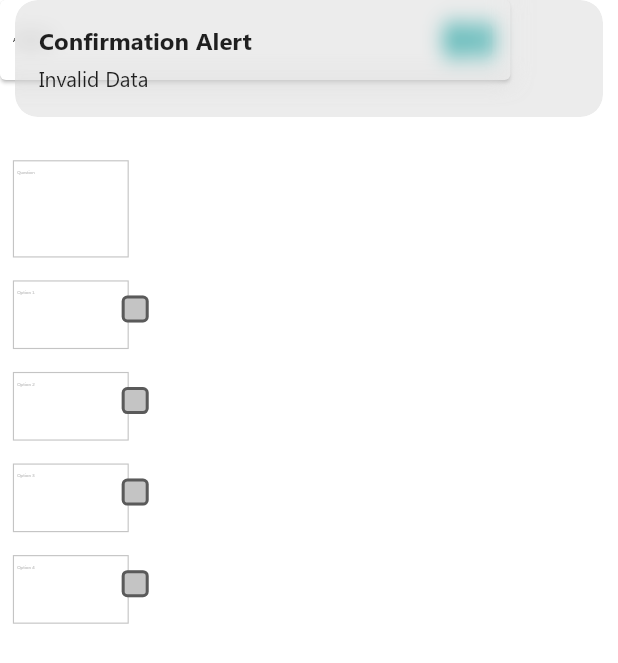
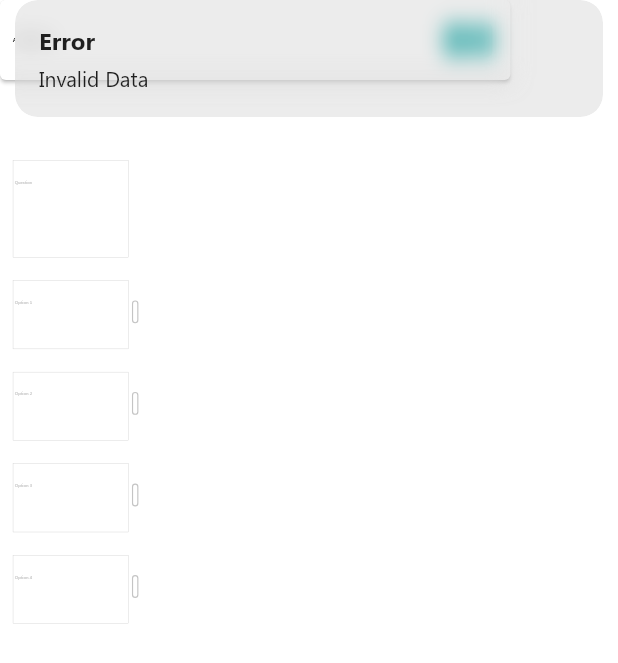
Before and after one commit to Usama0444/triviaadminpanal, a Flutter app: the AddQuestions screen opened directly, after a tap on "Save", on a phone screen of 412 x 824 dp. Shown: the top 663 px of the screen. Run offline on Flutter 3.47's test engine with Material 2 defaults, Android fonts, the phone set to English and light mode, and no system bars; our stand-ins replace cloud_firestore, firebase_auth, firebase_core, flutter_screenutil, get, shared_preferences; missing offline and left inert: cloud_firestore_web, dart:html, firebase_auth_web, firebase_core_web, image_picker_for_web, shared_preferences_web; accounts and stored records are empty.

Commit message:
error resolved

```diff
--- a/lib/TeacherPanel/Controller/CategoryController.dart
+++ b/lib/TeacherPanel/Controller/CategoryController.dart
@@ -28,6 +28,7 @@ class CategoryController extends GetxController {
         dashController.categoryColor.add(whiteColor);
         dashController.categoryTextColor.add(secondColor);
         dashController.menuBottomBorderColor.add(drawerColor);
+
         dashController.update();
         catID.add(categoryModelList[i].cid);
       }
@@ -48,6 +49,7 @@ class CategoryController extends GetxController {
         name.add(subcategoryModelList[i].name);
       }
       dashController.subCategoryList.add(name);
+      dashController.fillcat = 1;
       dashController.update();
     }
   }
--- a/lib/TeacherPanel/Controller/DashBoradController.dart
+++ b/lib/TeacherPanel/Controller/DashBoradController.dart
@@ -6,6 +6,7 @@ import '../Views/components/style.dart';
 
 class DashboardController extends GetxController {
   int catIndex = 0;
+  int fillcat = 0;
   List<bool> openSubcate = [];
   var question = TextEditingController();
   var option1 = TextEditingController();
@@ -19,7 +20,7 @@ class DashboardController extends GetxController {
   List<Color> categoryTextColor = [];
   List<List<Color>> subcategoryColor = [];
   List<List<Color>> subcategoryTextColor = [];
-  List<String> categoryList = [];
+  List<String> categoryList = ['Select Category'];
   List<List<String>> subCategoryList = [];
   List<Color> menuBottomBorderColor = [];
 }
--- a/lib/TeacherPanel/Controller/LoginController.dart
+++ b/lib/TeacherPanel/Controller/LoginController.dart
@@ -15,6 +15,7 @@ class LogInController extends GetxController {
   logOut() async {
     FirebaseAuth.instance.signOut();
     pref?.setBool('logedin', false);
+    pref?.setString('email', '');
     Get.offAll(TeacherLogin());
   }
 }
--- a/lib/TeacherPanel/Services/QuestionServices.dart
+++ b/lib/TeacherPanel/Services/QuestionServices.dart
@@ -1,6 +1,7 @@
 import 'package:cloud_firestore/cloud_firestore.dart';
 import 'package:get/get.dart';
 import 'package:triviaadminpanal/TeacherPanel/Controller/QuestionsController.dart';
+import 'package:triviaadminpanal/main.dart';
 
 import '../Models/QuestionModel.dart';
 
@@ -8,8 +9,8 @@ var teacherQuestionCollectionRef = FirebaseFirestore.instance.collection('questi
 var copyteacherQuestionCollectionRef = FirebaseFirestore.instance.collection('copyquestions');
 
 var controller = Get.put(QuestionController());
-
-Future<List<QuestionModel>> getTeacherQuestionsList(cat, subcat, email) async {
+var email = pref?.getString('email');
+Future<List<QuestionModel>> getTeacherQuestionsList(cat, subcat) async {
   var questionList =
       await teacherQuestionCollectionRef.where('email', isEqualTo: email).where('category', isEqualTo: cat).where('subcategory', isEqualTo: subcat).where('isapproved', isEqualTo: 'false').get();
   var questionsList = await questionList.docs.map((e) => QuestionModel.fromJson(e.data())).toList();
@@ -26,7 +27,7 @@ deleteQuestion(qid) async {
   }
 }
 
-editTeacherQuestions(String question, option1, option2, option3, option4, answer, categpry, subcategory, qid, email) async {
+editTeacherQuestions(String question, option1, option2, option3, option4, answer, categpry, subcategory, qid) async {
   try {
     List<String> choice = [option1, option2, option3, option4];
     if (question == '' || option1 == '' || option2 == '' || option3 == '' || option4 == '') {
@@ -61,7 +62,7 @@ editTeacherQuestions(String question, option1, option2, option3, option4, answer
   }
 }
 
-addQuestions(String question, option1, option2, option3, option4, answer, category, subCategory, teacheremail) async {
+addQuestions(String question, option1, option2, option3, option4, answer, category, subCategory) async {
   try {
     List<String> choice = [option1, option2, option3, option4];
     var id = teacherQuestionCollectionRef.doc().id;
@@ -77,7 +78,7 @@ addQuestions(String question, option1, option2, option3, option4, answer, catego
         'answer': answer,
         'qid': id,
         'subcategory': subCategory,
-        'email': teacheremail,
+        'email': email,
         'isapproved': 'false',
       });
       copyteacherQuestionCollectionRef.doc(id).set({
@@ -87,7 +88,7 @@ addQuestions(String question, option1, option2, option3, option4, answer, catego
         'answer': answer,
         'qid': id,
         'subcategory': subCategory,
-        'email': teacheremail,
+        'email': email,
         'isapproved': 'false',
       });
       Get.snackbar('Confirmation Alert', 'Question Added successfully');
--- a/lib/TeacherPanel/Views/AddQuestions.dart
+++ b/lib/TeacherPanel/Views/AddQuestions.dart
@@ -7,6 +7,7 @@ import 'package:flutter_screenutil/flutter_screenutil.dart';
 import 'package:get/get.dart';
 import 'package:triviaadminpanal/TeacherPanel/Controller/QuestionsController.dart';
 
+import '../../main.dart';
 import '../Controller/DashBoradController.dart';
 import 'CustomWidgets/MyText.dart';
 import 'CustomWidgets/colorContainer.dart';
@@ -23,11 +24,40 @@ class AddQuestions extends StatefulWidget {
 class _AddQuestionsState extends State<AddQuestions> {
   var dashboard = Get.put(DashboardController());
   var questionController = Get.put(QuestionController());
-  var checbox = [false, false, false, false];
+  var containerBorder = [hideColor, hideColor, hideColor, hideColor];
+  var containercolor = [whiteColor, whiteColor, whiteColor, whiteColor];
 
+  var txtList = [
+    'Option 1',
+    'Option 2',
+    'Option 3',
+    'Option 4',
+  ];
   updateQuestion() async {
     setState(() {
-      checbox[questionController.answer - 1] = true;
+      for (int i = 0; i < 4; i++) {
+        containerBorder[i] = containerWrongBorder;
+        containercolor[i] = whiteColor;
+      }
+      containercolor[questionController.answer - 1] = containerCorrectBorder;
+      containerBorder[questionController.answer - 1] = containerCorrectBorder;
+    });
+  }
+
+  erased() {
+    questionController.question.text = '';
+    questionController.option1.text = '';
+    questionController.option2.text = '';
+    questionController.option3.text = '';
+    questionController.option4.text = '';
+    questionController.qid = '';
+    questionController.answer = 0;
+    questionController.update();
+    setState(() {
+      for (int i = 0; i < 4; i++) {
+        containerBorder[i] = hideColor;
+        containercolor[i] = whiteColor;
+      }
     });
   }
 
@@ -37,11 +67,20 @@ class _AddQuestionsState extends State<AddQuestions> {
     super.initState();
     if (questionController.isEdit) {
       updateQuestion();
+    } else {
+      erased();
     }
   }
 
   @override
   Widget build(BuildContext context) {
+    var textConList = [
+      questionController.option1,
+      questionController.option2,
+      questionController.option3,
+      questionController.option4,
+    ];
+
     return Scaffold(
       backgroundColor: Colors.transparent,
       body: Column(crossAxisAlignment: CrossAxisAlignment.start, children: [
@@ -55,11 +94,11 @@ class _AddQuestionsState extends State<AddQuestions> {
               child: Row(
                 mainAxisAlignment: MainAxisAlignment.spaceBetween,
                 children: [
-                  Container(
-                    width: 113.w,
+                  SizedBox(
+                    width: 115.w,
                     height: 24.h,
-                    margin: EdgeInsets.zero,
                     child: FittedBox(
+                      fit: BoxFit.fitWidth,
                       child: MyText(
                         txt: 'Add Question',
                         color: Colors.black,
@@ -82,13 +121,16 @@ class _AddQuestionsState extends State<AddQuestions> {
                           },
                           child: colorContainer(
                             basicColor,
-                            Center(
-                              child: MyText(
+                            Row(
+                              mainAxisAlignment: MainAxisAlignment.center,
+                              children: [
+                                MyText(
                                   txt: 'Cancel',
                                   color: whiteColor,
-                                fontweight: FontWeight.w600,
+                                  fontweight: FontWeight.w500,
                                   size: 15.sp,
                                 ),
+                              ],
                             ),
                             70.w,
                             30.h,
@@ -97,37 +139,67 @@ class _AddQuestionsState extends State<AddQuestions> {
                         ),
                         InkWell(
                           onTap: () async {
-                            var teacherEmail = FirebaseAuth.instance.currentUser?.email;
+                            if (questionController.question.text.trim() == '' ||
+                                questionController.option1.text.trim() == '' ||
+                                questionController.option2.text.trim() == '' ||
+                                questionController.option3.text.trim() == '' ||
+                                questionController.option4.text.trim() == '') {
+                              Get.snackbar('Error', 'Invalid Data');
+                            } else {
                               if (questionController.isEdit) {
-                              await questionController.teacherUpdateQuestion(teacherEmail);
+                                await questionController.teacherUpdateQuestion();
                                 questionController.isEdit = false;
                                 questionController.update();
-                            } else {
-                              print('teacherEmail $teacherEmail');
-                              await questionController.addNewQuestions(teacherEmail);
-                            }
                                 questionController.question.text = '';
                                 questionController.option1.text = '';
                                 questionController.option2.text = '';
                                 questionController.option3.text = '';
                                 questionController.option4.text = '';
                                 questionController.qid = '';
+                                questionController.answer = 0;
                                 questionController.update();
+                                setState(() {
+                                  containerBorder = [hideColor, hideColor, hideColor, hideColor];
+                                  containercolor = [whiteColor, whiteColor, whiteColor, whiteColor];
+                                });
                                 var dashboradCont = Get.put(DashboardController());
                                 dashboradCont.addQuestion = false;
                                 dashboradCont.update();
-                            print('Catgory : ${dashboard.category}');
-                            print('Sub-Catgory : ${dashboard.subCategory}');
+                              } else {
+                                await questionController.addNewQuestions();
+                                questionController.question.text = '';
+                                questionController.option1.text = '';
+                                questionController.option2.text = '';
+                                questionController.option3.text = '';
+                                questionController.option4.text = '';
+                                questionController.qid = '';
+                                questionController.answer = 0;
+                                questionController.update();
+                                setState(() {
+                                  containerBorder = [hideColor, hideColor, hideColor, hideColor];
+                                  containercolor = [whiteColor, whiteColor, whiteColor, whiteColor];
+                                });
+                                var dashboradCont = Get.put(DashboardController());
+                                dashboradCont.addQuestion = false;
+                                dashboradCont.update();
+                              }
+                            }
+
+                            // print('Catgory : ${dashboard.category}');
+                            // print('Sub-Catgory : ${dashboard.subCategory}');
                           },
                           child: colorContainer(
                             basicColor,
-                            Center(
-                              child: MyText(
+                            Row(
+                              mainAxisAlignment: MainAxisAlignment.center,
+                              children: [
+                                MyText(
                                   txt: questionController.isEdit == true ? 'Update' : 'Save',
                                   color: whiteColor,
-                                fontweight: FontWeight.w600,
+                                  fontweight: FontWeight.w500,
                                   size: 15.sp,
                                 ),
+                              ],
                             ),
                             60.w,
                             30.h,
@@ -143,8 +215,8 @@ class _AddQuestionsState extends State<AddQuestions> {
           ),
         ),
         Container(
-          height: 500.h,
-          width: 400.w,
+          height: 800.h,
+          width: 500.w,
           margin: EdgeInsets.symmetric(
             vertical: 50.h,
             horizontal: 40.w,
@@ -153,11 +225,12 @@ class _AddQuestionsState extends State<AddQuestions> {
             children: [
               Row(
                 children: [
-                  Containers(
+                  myContainers(
                     'Question',
                     360.w,
                     85.h,
                     2,
+                    hideColor,
                     questionController.question,
                   ),
                   Container(
@@ -167,133 +240,49 @@ class _AddQuestionsState extends State<AddQuestions> {
                   ),
                 ],
               ),
-              Row(
+              SizedBox(
+                width: 500.w,
+                height: 400.h,
+                child: ListView.builder(
+                    itemCount: 4,
+                    itemBuilder: (context, index) {
+                      return Row(
                         children: [
-                  Containers(
-                    'Option 1',
+                          myContainers(
+                            txtList[index],
                             360.w,
                             60.h,
                             1,
-                    questionController.option1,
+                            containerBorder[index],
+                            textConList[index],
                           ),
-                  Container(
-                    width: 40.w,
-                    height: 40.h,
-                    margin: EdgeInsets.only(top: 10.h),
-                    child: Checkbox(
-                      fillColor: MaterialStateProperty.all(hideColor),
-                      shape: RoundedRectangleBorder(
+                          GestureDetector(
+                            onTap: () {
+                              for (int i = 0; i < 4; i++) {
+                                containerBorder[i] = containerWrongBorder;
+                                containercolor[i] = whiteColor;
+                              }
+                              containerBorder[index] = containerCorrectBorder;
+                              containercolor[index] = containerCorrectBorder;
+                              setState(() {});
+                              questionController.answer = index + 1;
+                              questionController.update();
+                            },
+                            child: Container(
+                              width: 20.w,
+                              height: 20.h,
+                              margin: EdgeInsets.only(left: 10.w, top: 15.h),
+                              decoration: BoxDecoration(
                                 borderRadius: BorderRadius.circular(5.h),
-                      ),
-                      value: checbox[0],
-                      onChanged: (val) {
-                        setState(() {
-                          for (int i = 0; i < 4; i++) {
-                            checbox[i] = false;
-                          }
-                          checbox[0] = true;
-                          questionController.answer = 1;
-                        });
-                      },
+                                border: Border.all(color: containerBorder[index], width: 1.h),
+                                color: containercolor[index],
                               ),
                             ),
+                          ),
+                          containercolor[index] == containerCorrectBorder ? greenText() : Text('')
                         ],
-              ),
-              Row(
-                children: [
-                  Containers(
-                    'Option 2',
-                    360.w,
-                    60.h,
-                    1,
-                    questionController.option2,
-                  ),
-                  Container(
-                    width: 40.w,
-                    height: 40.h,
-                    margin: EdgeInsets.only(top: 10.h),
-                    child: Checkbox(
-                      fillColor: MaterialStateProperty.all(hideColor),
-                      shape: RoundedRectangleBorder(
-                        borderRadius: BorderRadius.circular(5.h),
-                      ),
-                      value: checbox[1],
-                      onChanged: (val) {
-                        setState(() {
-                          for (int i = 0; i < 4; i++) {
-                            checbox[i] = false;
-                          }
-                          checbox[1] = true;
-                          questionController.answer = 2;
-                        });
-                      },
-                    ),
-                  ),
-                ],
-              ),
-              Row(
-                children: [
-                  Containers(
-                    'Option 3',
-                    360.w,
-                    60.h,
-                    1,
-                    questionController.option3,
-                  ),
-                  Container(
-                    width: 40.w,
-                    height: 40.h,
-                    margin: EdgeInsets.only(top: 10.h),
-                    child: Checkbox(
-                      fillColor: MaterialStateProperty.all(hideColor),
-                      shape: RoundedRectangleBorder(
-                        borderRadius: BorderRadius.circular(5.h),
-                      ),
-                      value: checbox[2],
-                      onChanged: (val) {
-                        setState(() {
-                          for (int i = 0; i < 4; i++) {
-                            checbox[i] = false;
-                          }
-                          checbox[2] = true;
-                          questionController.answer = 3;
-                        });
-                      },
-                    ),
-                  ),
-                ],
-              ),
-              Row(
-                children: [
-                  Containers(
-                    'Option 4',
-                    360.w,
-                    60.h,
-                    1,
-                    questionController.option4,
-                  ),
-                  Container(
-                    width: 40.w,
-                    height: 40.h,
-                    margin: EdgeInsets.only(top: 10.h),
-                    child: Checkbox(
-                      fillColor: MaterialStateProperty.all(hideColor),
-                      shape: RoundedRectangleBorder(
-                        borderRadius: BorderRadius.circular(5.h),
-                      ),
-                      value: checbox[3],
-                      onChanged: (val) {
-                        setState(() {
-                          for (int i = 0; i < 4; i++) {
-                            checbox[i] = false;
-                          }
-                          checbox[3] = true;
-                          questionController.answer = 4;
-                        });
-                      },
-                    ),
-                  ),
-                ],
+                      );
+                    }),
               ),
             ],
           ),
@@ -303,20 +292,20 @@ class _AddQuestionsState extends State<AddQuestions> {
   }
 }
 
-Widget Containers(var label, var width, var height, var maXLine, var controller) {
+Widget myContainers(var label, var width, var height, var maXLine, bcolor, var controller) {
   return Container(
     width: width,
     height: height,
     margin: EdgeInsets.only(top: 20.h),
     decoration: BoxDecoration(
-      border: Border.all(color: hideColor, width: 1.h),
+      border: Border.all(color: bcolor, width: 1.w),
     ),
     child: Stack(
       children: [
         Container(
           width: 54.w,
           height: 16.h,
-          margin: EdgeInsets.only(top: 2.sp, left: 10.sp),
+          margin: EdgeInsets.only(top: 10.h, left: 5.w),
           child: FittedBox(
             child: MyText(
               txt: label,
@@ -328,11 +317,12 @@ Widget Containers(var label, var width, var height, var maXLine, var controller)
         ),
         Container(
           width: width,
-          height: (height * 0.65),
-          margin: EdgeInsets.only(left: 10.sp),
-          child: TextField(
+          height: height,
+          margin: EdgeInsets.only(left: 10.w, top: label == 'Question' ? 12.h : 5.h, bottom: 5.h),
+          child: TextFormField(
             controller: controller,
-            maxLines: maXLine,
+            minLines: 1,
+            maxLines: 20,
             decoration: InputDecoration(
               border: InputBorder.none,
             ),
@@ -342,3 +332,17 @@ Widget Containers(var label, var width, var height, var maXLine, var controller)
     ),
   );
 }
+
+Widget greenText() {
+  return Padding(
+    padding: EdgeInsets.only(left: 10.w, top: 10.h),
+    child: Text(
+      'Correct Answer',
+      style: TextStyle(
+        fontSize: 12.sp,
+        fontWeight: FontWeight.w400,
+        color: Color(0xff00D579),
+      ),
+    ),
+  );
+}
--- a/lib/TeacherPanel/Views/Login.dart
+++ b/lib/TeacherPanel/Views/Login.dart
@@ -91,6 +91,7 @@ class TeacherLogin extends StatelessWidget {
                   Get.snackbar('Error', 'Invalid Password');
                 } else {
                   pref?.setBool('logedin', true);
+                  pref?.setString('email', emailCon.text.trim());
                   print(pref!.getBool('logedin'));
                   await userLogin(emailCon.text, passCon.text);
                 }
--- a/lib/TeacherPanel/Views/components/style.dart
+++ b/lib/TeacherPanel/Views/components/style.dart
@@ -6,3 +6,5 @@ Color whiteColor = Color(0xffffffff);
 Color hideColor = Color(0xffC4C4C4);
 Color drawerColor = Color(0xff2E2E2E);
 Color btnColor = Color(0xff00C2FF);
+Color containerCorrectBorder = Color(0xff00D579);
+Color containerWrongBorder = Color(0xffD50000);
```
Also changed, not shown: lib/TeacherPanel/Controller/QuestionsController.dart (+8 -10 lines), lib/TeacherPanel/Views/Body.dart (+15 -11 lines), lib/TeacherPanel/Views/CustomWidgets/CustomAppBar.dart (+16 -2 lines), lib/TeacherPanel/Views/DrawerMenu.dart (+9 -2 lines), 2 other files. Lines whose indentation alone changed are shown as unchanged.
